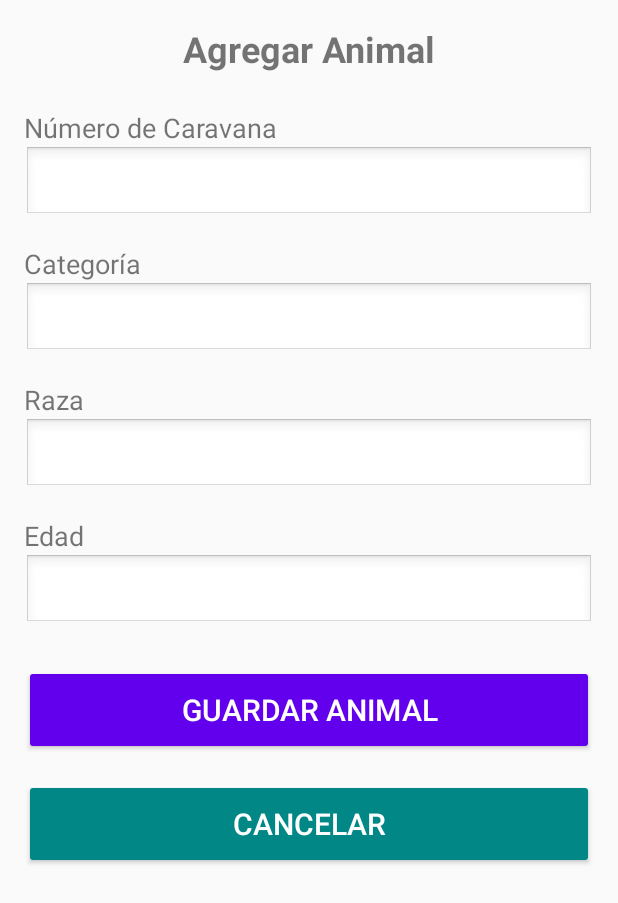
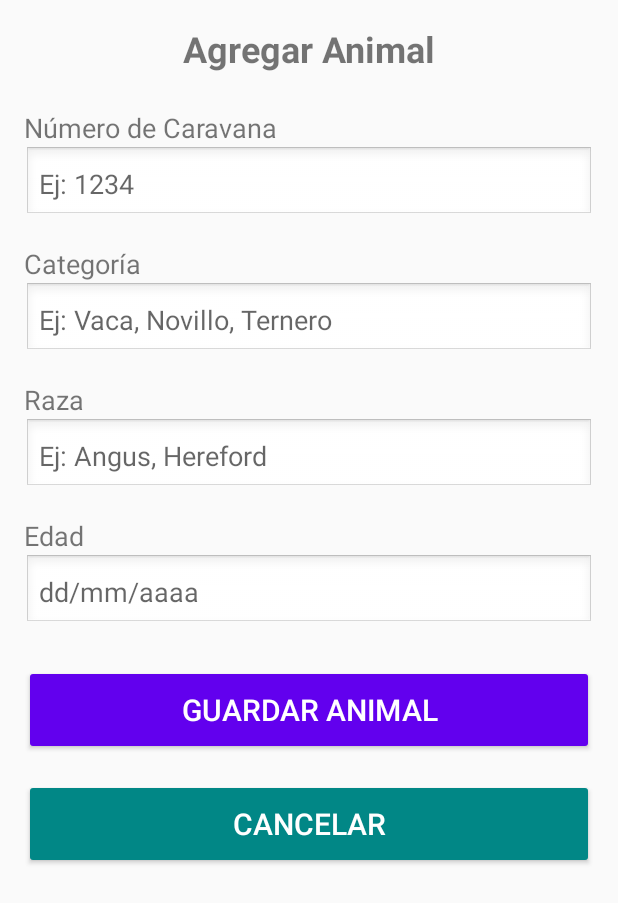
Before and after one commit to Marcos2390/App-planilla-ganadera-1.0, an Android app: the layout activity_agregar_animal.xml on its own in the app's theme, with its tools: preview values and no code run, on a phone screen of 412 x 824 dp. Shown: the top 903 px of the screen. Run offline under Robolectric (Android 15) with nearby library versions, the phone set to English and light mode, and no system bars.

Commit message:
modifica codigo de xml

```diff
--- a/app/src/main/res/layout/activity_agregar_animal.xml
+++ b/app/src/main/res/layout/activity_agregar_animal.xml
@@ -29,10 +29,10 @@
             android:id="@+id/etNumeroCaravana"
             android:layout_width="match_parent"
             android:layout_height="50dp"
+            android:hint="@string/hint_numero_caravana"
             android:inputType="number"
             android:layout_marginBottom="16dp"
             android:padding="10dp"
-            android:autofillHints=""
             android:background="@android:drawable/edit_text"/>
 
         <!-- Categoría -->
@@ -45,9 +45,9 @@
             android:id="@+id/etCategoria"
             android:layout_width="match_parent"
             android:layout_height="50dp"
+            android:hint="@string/hint_categoria"
             android:layout_marginBottom="16dp"
             android:padding="10dp"
-            android:autofillHints=""
             android:background="@android:drawable/edit_text"/>
 
         <!-- Raza -->
@@ -60,12 +60,12 @@
             android:id="@+id/etRaza"
             android:layout_width="match_parent"
             android:layout_height="50dp"
+            android:hint="@string/hint_raza"
             android:layout_marginBottom="16dp"
             android:padding="10dp"
-            android:autofillHints=""
             android:background="@android:drawable/edit_text"/>
 
-        <!-- Edad -->
+        <!-- Edad / Fecha de Nacimiento -->
         <TextView
             android:layout_width="match_parent"
             android:layout_height="wrap_content"
@@ -75,10 +75,10 @@
             android:id="@+id/etEdad"
             android:layout_width="match_parent"
             android:layout_height="50dp"
-            android:inputType="number"
+            android:hint="@string/hint_edad"
+            android:inputType="date"
             android:layout_marginBottom="24dp"
             android:padding="10dp"
-            android:autofillHints=""
             android:background="@android:drawable/edit_text"/>
 
         <!-- Botón Guardar -->
--- a/app/src/main/res/values/strings.xml
+++ b/app/src/main/res/values/strings.xml
@@ -7,4 +7,9 @@
     <string name="edad">Edad</string>
     <string name="guardar_animal">Guardar Animal</string>
     <string name="cancelar">Cancelar</string>
+    <string name="hint_numero_caravana">Ej: 1234</string>
+    <string name="hint_categoria">Ej: Vaca, Novillo, Ternero</string>
+    <string name="hint_raza">Ej: Angus, Hereford</string>
+    <string name="hint_edad">dd/mm/aaaa</string>
+
 </resources>
```
Also changed, not shown: app/src/main/java/com/example/planillarural/ui/theme/Color.kt (deleted, +0 -11 lines), app/src/main/java/com/example/planillarural/ui/theme/Theme.kt (deleted, +0 -58 lines), app/src/main/java/com/example/planillarural/ui/theme/Type.kt (deleted, +0 -34 lines).
